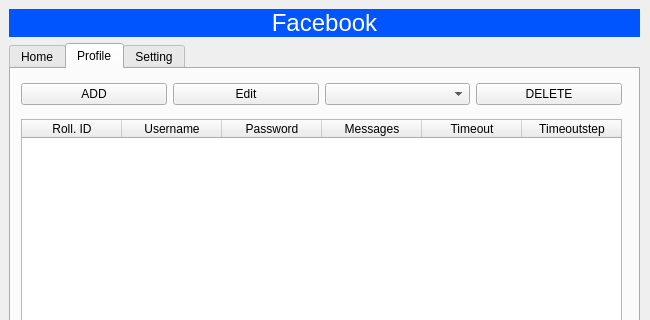
The window that ui/uifb.ui (lancarweb/facebook-gui-action-bot) describes before a commit, drawn with Qt 5; both pictures show x 0 to 650 and y 0 to 320 of the 650 by 600 pixel window.
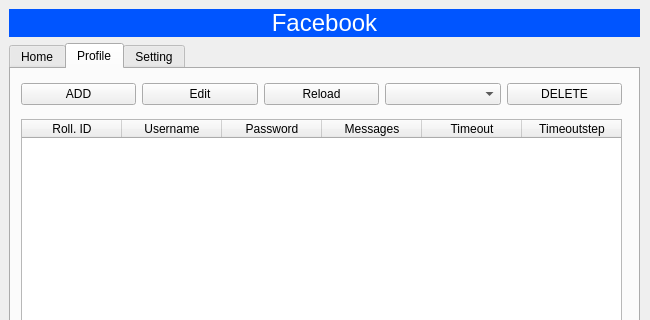
The same window after the commit. The open tabs and pages were chosen to show the change.

Patch:
```diff
--- a/ui/uifb.ui
+++ b/ui/uifb.ui
@@ -179,6 +179,13 @@
            </property>
           </widget>
          </item>
+         <item>
+          <widget class="QPushButton" name="pushButtonReload">
+           <property name="text">
+            <string>Reload</string>
+           </property>
+          </widget>
+         </item>
          <item>
           <widget class="QComboBox" name="comboBoxDel"/>
          </item>
```
